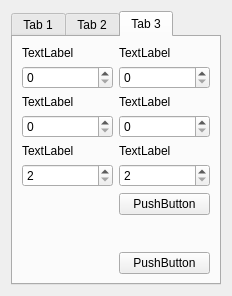
Old version of the form View/frontend/UI/camera_control.ui in the repository FranciscoGauna/Microscopy-Program.
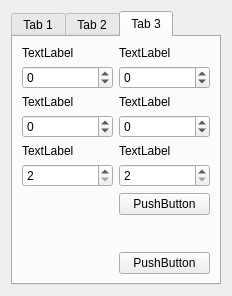
New version of the form. The open tabs and pages were chosen to show the change.

```diff
--- a/View/frontend/UI/camera_control.ui
+++ b/View/frontend/UI/camera_control.ui
@@ -251,6 +251,9 @@
            </item>
            <item>
             <widget class="QSpinBox" name="x_start_rect_input">
+             <property name="minimum">
+              <number>-10000</number>
+             </property>
              <property name="maximum">
               <number>10000</number>
              </property>
@@ -265,6 +268,9 @@
            </item>
            <item>
             <widget class="QSpinBox" name="x_end_rect_input">
+             <property name="minimum">
+              <number>-10000</number>
+             </property>
              <property name="maximum">
               <number>10000</number>
              </property>
@@ -313,6 +319,9 @@
            </item>
            <item>
             <widget class="QSpinBox" name="y_start_rect_input">
+             <property name="minimum">
+              <number>-10000</number>
+             </property>
              <property name="maximum">
               <number>10000</number>
              </property>
@@ -327,6 +336,9 @@
            </item>
            <item>
             <widget class="QSpinBox" name="y_end_rect_input">
+             <property name="minimum">
+              <number>-10000</number>
+             </property>
              <property name="maximum">
               <number>10000</number>
              </property>
```
Left out of the diff: 20 changed lines with no effect on the pictures.
